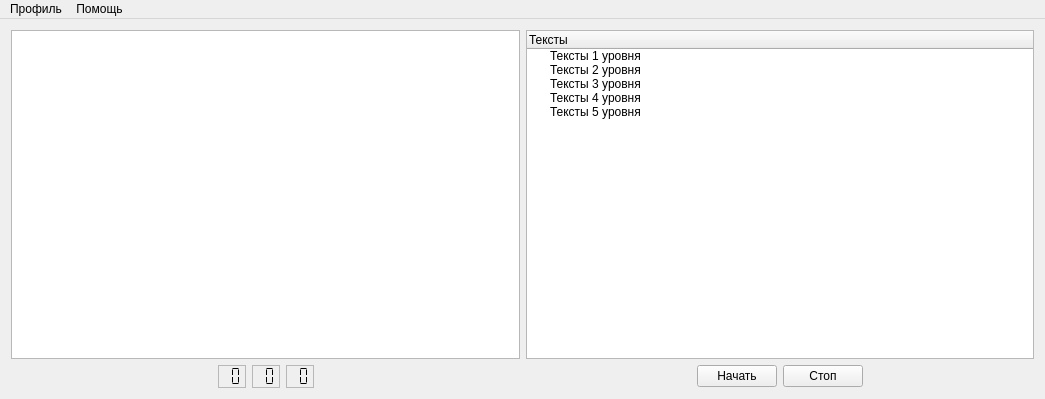
The window that mainwindow.ui (Nemilad/ReadSpeedTest) describes before a commit, drawn with Qt 5.
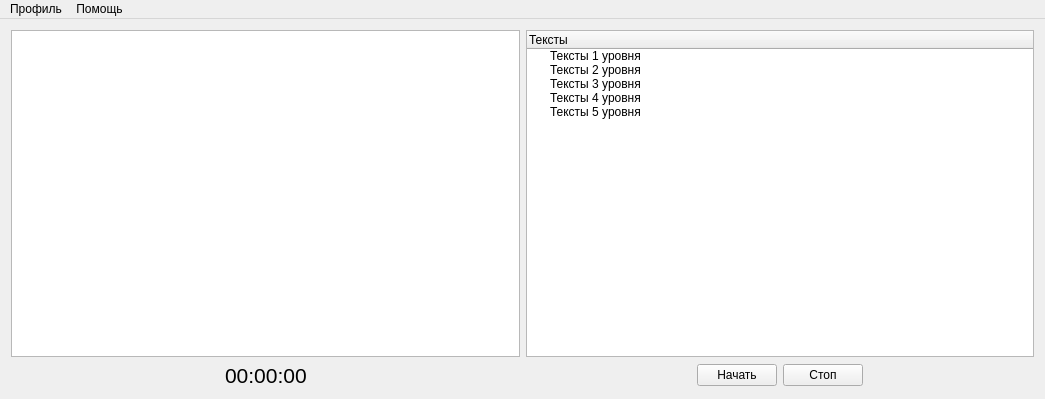
The same window after the commit.

What changed in the file:
```diff
--- a/mainwindow.ui
+++ b/mainwindow.ui
@@ -114,77 +114,14 @@
            </spacer>
           </item>
           <item>
-           <widget class="QLCDNumber" name="lcdNumber">
-            <property name="frameShape">
-             <enum>QFrame::StyledPanel</enum>
+           <widget class="QLabel" name="time_label">
+            <property name="font">
+             <font>
+              <pointsize>16</pointsize>
+             </font>
             </property>
-            <property name="frameShadow">
-             <enum>QFrame::Raised</enum>
-            </property>
-            <property name="smallDecimalPoint">
-             <bool>true</bool>
-            </property>
-            <property name="digitCount">
-             <number>2</number>
-            </property>
-            <property name="segmentStyle">
-             <enum>QLCDNumber::Flat</enum>
-            </property>
-            <property name="intValue" stdset="0">
-             <number>0</number>
-            </property>
-           </widget>
-          </item>
-          <item>
-           <widget class="QLCDNumber" name="lcdNumber_2">
-            <property name="frameShape">
-             <enum>QFrame::StyledPanel</enum>
-            </property>
-            <property name="frameShadow">
-             <enum>QFrame::Raised</enum>
-            </property>
-            <property name="smallDecimalPoint">
-             <bool>true</bool>
-            </property>
-            <property name="digitCount">
-             <number>2</number>
-            </property>
-            <property name="segmentStyle">
-             <enum>QLCDNumber::Flat</enum>
-            </property>
-            <property name="intValue" stdset="0">
-             <number>0</number>
-            </property>
-           </widget>
-          </item>
-          <item>
-           <widget class="QLCDNumber" name="lcdNumber_3">
-            <property name="contextMenuPolicy">
-             <enum>Qt::DefaultContextMenu</enum>
-            </property>
-            <property name="layoutDirection">
-             <enum>Qt::LeftToRight</enum>
-            </property>
-            <property name="frameShape">
-             <enum>QFrame::StyledPanel</enum>
-            </property>
-            <property name="frameShadow">
-             <enum>QFrame::Raised</enum>
-            </property>
-            <property name="smallDecimalPoint">
-             <bool>true</bool>
-            </property>
-            <property name="digitCount">
-             <number>2</number>
-            </property>
-            <property name="segmentStyle">
-             <enum>QLCDNumber::Flat</enum>
-            </property>
-            <property name="value" stdset="0">
-             <double>0.000000000000000</double>
-            </property>
-            <property name="intValue" stdset="0">
-             <number>0</number>
+            <property name="text">
+             <string>&lt;html&gt;&lt;head/&gt;&lt;body&gt;&lt;p&gt;&lt;span style=&quot; font-size:16pt;&quot;&gt;00:00:00&lt;/span&gt;&lt;/p&gt;&lt;/body&gt;&lt;/html&gt;</string>
             </property>
            </widget>
           </item>
```
